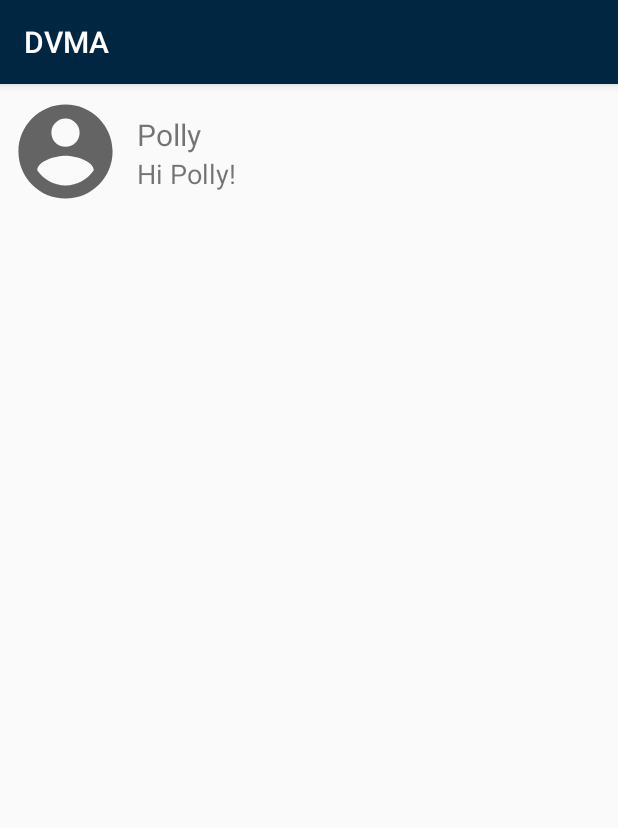
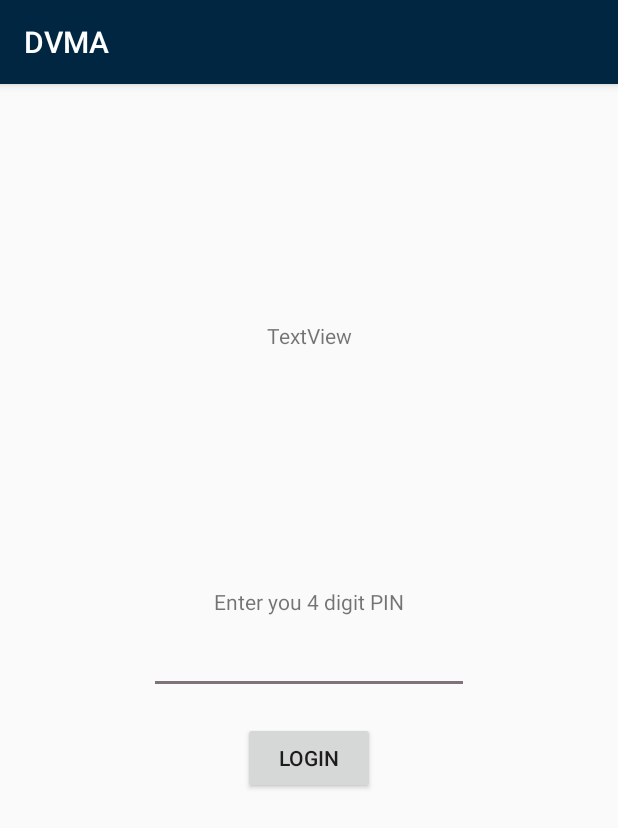
Before and after one commit to fishyeffs/DVMA, an Android app: the screen it shows after launch (MainActivity before the commit, PinLogin after it), on a phone screen of 412 x 824 dp. Shown: the top 828 px of the screen. Run offline under Robolectric (Android 15) with nearby library versions, the phone set to English and light mode, and no system bars.

Commit message:
pin produces salted hash when login button clicked (but only once)

```diff
--- a/app/src/main/AndroidManifest.xml
+++ b/app/src/main/AndroidManifest.xml
@@ -13,9 +13,6 @@
         android:roundIcon="@mipmap/ic_launcher_round"
         android:supportsRtl="true"
         android:theme="@style/AppTheme">
-        <uses-library
-            android:name="com.google.android.wearable"
-            android:required="true" />
 
         <!--
                Set to true if your app is Standalone, that is, it does not require the handheld
@@ -24,15 +21,16 @@
         <meta-data
             android:name="com.google.android.wearable.standalone"
             android:value="true" />
-
-
-        <activity android:name=".MainActivity">
+        <activity android:name=".PinLogin">
             <intent-filter>
                 <action android:name="android.intent.action.MAIN" />
 
                 <category android:name="android.intent.category.LAUNCHER" />
             </intent-filter>
         </activity>
+        <activity android:name=".MainActivity">
+
+        </activity>
     </application>
 
 </manifest>
--- /dev/null
+++ b/app/src/main/java/com/example/dvma/PinLogin.kt
@@ -0,0 +1,73 @@
+package com.example.dvma
+
+import androidx.appcompat.app.AppCompatActivity
+import android.os.Bundle
+import android.widget.Button
+import android.widget.EditText
+import android.widget.TextView
+import java.lang.Exception
+import java.math.BigInteger
+import java.nio.charset.StandardCharsets
+import java.security.MessageDigest
+import java.security.NoSuchAlgorithmException
+import java.security.SecureRandom
+import kotlin.experimental.and
+import kotlin.experimental.or
+
+class PinLogin : AppCompatActivity() {
+    override fun onCreate(savedInstanceState: Bundle?) {
+        super.onCreate(savedInstanceState)
+        setContentView(R.layout.activity_pin_login)
+
+        val login = findViewById<Button>(R.id.login)
+        val inputPIN = findViewById<EditText>(R.id.editTextPIN)
+        val hashTxt = findViewById<TextView>(R.id.hash)
+
+
+        val PIN = inputPIN.text.toString()
+        val salt = getSalt()
+        val hash : String = encrypt(PIN, salt)
+
+        //works once
+        login.setOnClickListener {
+            hashTxt.text = hash
+        }
+    }
+
+    fun checkPin() {
+
+    }
+
+    fun encrypt(input : String, salt : ByteArray) : String {
+        var digest : String = ""
+        try {
+            var md : MessageDigest = MessageDigest.getInstance("SHA-512")
+            md.update(salt)
+
+            //toByteArray defaults to UTF-8
+            var str : ByteArray = md.digest(input.toByteArray())
+
+            var sb : StringBuilder = StringBuilder()
+
+            for (i in 0 until str.size) {
+                sb.append(Integer.toString((str.get(i).and(0xff.toByte())).or(0x100.toByte()).toInt(), 16).substring(1))
+            }
+
+            var result : String = sb.toString()
+
+            return result
+        }
+        catch (e : Exception) {
+            e.printStackTrace()
+            return ""
+        }
+    }
+
+    fun getSalt() : ByteArray {
+        var rnd : SecureRandom = SecureRandom()
+        var salt : ByteArray = ByteArray(16)
+
+        rnd.nextBytes(salt)
+        return salt
+    }
+}
--- /dev/null
+++ b/app/src/main/res/layout/activity_pin_login.xml
@@ -0,0 +1,53 @@
+<?xml version="1.0" encoding="utf-8"?>
+<androidx.constraintlayout.widget.ConstraintLayout xmlns:android="http://schemas.android.com/apk/res/android"
+    xmlns:app="http://schemas.android.com/apk/res-auto"
+    xmlns:tools="http://schemas.android.com/tools"
+    android:layout_width="match_parent"
+    android:layout_height="match_parent"
+    tools:context=".PinLogin">
+
+    <EditText
+        android:id="@+id/editTextPIN"
+        android:layout_width="wrap_content"
+        android:layout_height="wrap_content"
+        android:ems="10"
+        android:inputType="numberPassword"
+        app:layout_constraintBottom_toBottomOf="parent"
+        app:layout_constraintEnd_toEndOf="parent"
+        app:layout_constraintStart_toStartOf="parent"
+        app:layout_constraintTop_toTopOf="parent" />
+
+    <TextView
+        android:id="@+id/textView"
+        android:layout_width="wrap_content"
+        android:layout_height="wrap_content"
+        android:text="@string/pin_prompt"
+        app:layout_constraintBottom_toTopOf="@+id/editTextPIN"
+        app:layout_constraintEnd_toEndOf="parent"
+        app:layout_constraintStart_toStartOf="parent"
+        app:layout_constraintTop_toTopOf="parent"
+        app:layout_constraintVertical_bias="0.98" />
+
+    <TextView
+        android:id="@+id/hash"
+        android:layout_width="wrap_content"
+        android:layout_height="wrap_content"
+        android:text="TextView"
+        app:layout_constraintBottom_toTopOf="@+id/textView"
+        app:layout_constraintEnd_toEndOf="parent"
+        app:layout_constraintStart_toStartOf="parent"
+        app:layout_constraintTop_toTopOf="parent" />
+
+    <Button
+        android:id="@+id/login"
+        style="@style/Widget.AppCompat.Button"
+        android:layout_width="wrap_content"
+        android:layout_height="wrap_content"
+        android:text="@string/pin_login_prompt"
+        app:layout_constraintBottom_toBottomOf="parent"
+        app:layout_constraintEnd_toEndOf="parent"
+        app:layout_constraintStart_toStartOf="parent"
+        app:layout_constraintTop_toBottomOf="@+id/editTextPIN"
+        app:layout_constraintVertical_bias="0.060000002" />
+
+</androidx.constraintlayout.widget.ConstraintLayout>
--- a/app/src/main/res/values/strings.xml
+++ b/app/src/main/res/values/strings.xml
@@ -12,4 +12,6 @@
     values-round/strings.xml for round devices.
     -->
     <string name="hello_world">Hello Square World!</string>
+    <string name="pin_prompt">Enter you 4 digit PIN</string>
+    <string name="pin_login_prompt">Login</string>
 </resources>
```
